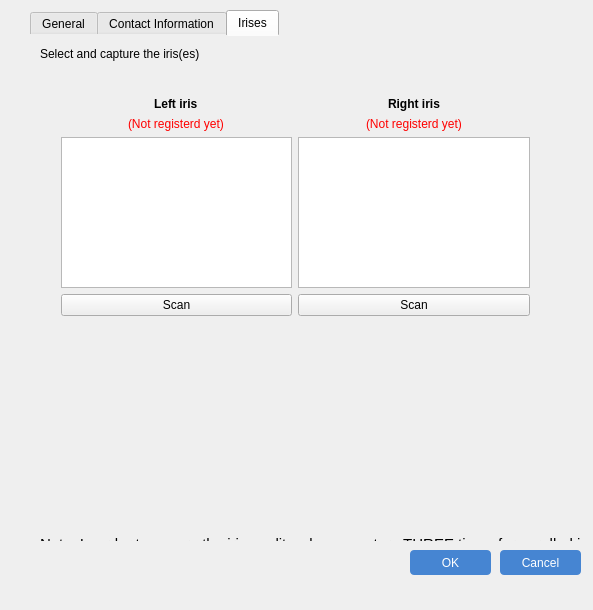
First picture: the form in ManageEmployee/DialogFormEmployee.ui, repository PeZoi/Manage_Employee_App, before the edit.
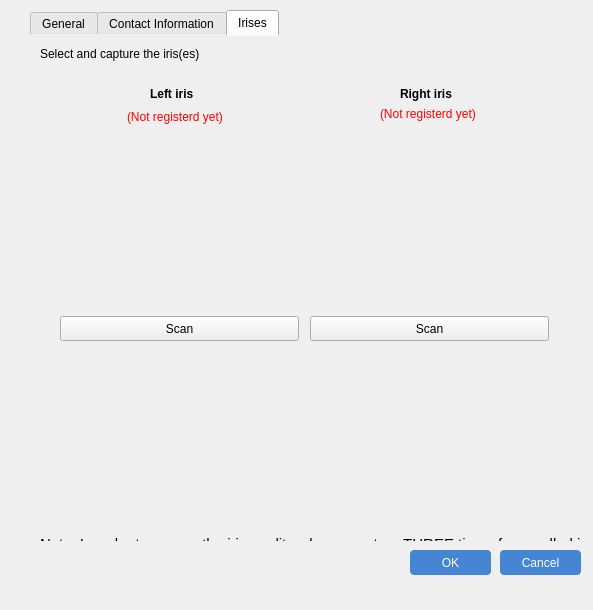
Second picture: the form after the edit. The open tabs and pages were chosen to show the change. Icons and pictures are not drawn.

```diff
--- a/ManageEmployee/DialogFormEmployee.ui
+++ b/ManageEmployee/DialogFormEmployee.ui
@@ -337,86 +337,6 @@
       <string>Select and capture the iris(es)</string>
      </property>
     </widget>
-    <widget class="QWidget" name="gridLayoutWidget">
-     <property name="geometry">
-      <rect>
-       <x>20</x>
-       <y>50</y>
-       <width>491</width>
-       <height>241</height>
-      </rect>
-     </property>
-     <layout class="QGridLayout" name="gridLayout">
-      <item row="0" column="1">
-       <layout class="QVBoxLayout" name="verticalLayout_4">
-        <item alignment="Qt::AlignHCenter|Qt::AlignTop">
-         <widget class="QLabel" name="label_17">
-          <property name="styleSheet">
-           <string notr="true">font-weight: bold;</string>
-          </property>
-          <property name="text">
-           <string>Right iris</string>
-          </property>
-         </widget>
-        </item>
-        <item alignment="Qt::AlignHCenter|Qt::AlignTop">
-         <widget class="QLabel" name="label_18">
-          <property name="styleSheet">
-           <string notr="true">color: red;</string>
-          </property>
-          <property name="text">
-           <string>(Not registerd yet)</string>
-          </property>
-         </widget>
-        </item>
-        <item>
-         <widget class="QGraphicsView" name="iri_right"/>
-        </item>
-        <item>
-         <widget class="QPushButton" name="scan_right">
-          <property name="text">
-           <string>Scan</string>
-          </property>
-         </widget>
-        </item>
-       </layout>
-      </item>
-      <item row="0" column="0">
-       <layout class="QVBoxLayout" name="verticalLayout_3">
-        <item alignment="Qt::AlignHCenter|Qt::AlignTop">
-         <widget class="QLabel" name="label_16">
-          <property name="styleSheet">
-           <string notr="true">font-weight: bold;</string>
-          </property>
-          <property name="text">
-           <string>Left iris</string>
-          </property>
-         </widget>
-        </item>
-        <item alignment="Qt::AlignHCenter|Qt::AlignTop">
-         <widget class="QLabel" name="label_15">
-          <property name="styleSheet">
-           <string notr="true">color: red;</string>
-          </property>
-          <property name="text">
-           <string>(Not registerd yet)</string>
-          </property>
-         </widget>
-        </item>
-        <item>
-         <widget class="QGraphicsView" name="iri_left"/>
-        </item>
-        <item>
-         <widget class="QPushButton" name="scan_left">
-          <property name="text">
-           <string>Scan</string>
-          </property>
-         </widget>
-        </item>
-       </layout>
-      </item>
-     </layout>
-    </widget>
     <widget class="QLabel" name="label_19">
      <property name="geometry">
       <rect>
@@ -433,6 +353,128 @@
       <string>Note: In order to ensure the iris quality, please capture THREE times for enrolled irises</string>
      </property>
     </widget>
+    <widget class="QLabel" name="label_23">
+     <property name="geometry">
+      <rect>
+       <x>97</x>
+       <y>73</y>
+       <width>105</width>
+       <height>16</height>
+      </rect>
+     </property>
+     <property name="styleSheet">
+      <string notr="true">color: red;</string>
+     </property>
+     <property name="text">
+      <string>(Not registerd yet)</string>
+     </property>
+    </widget>
+    <widget class="QLabel" name="label_22">
+     <property name="geometry">
+      <rect>
+       <x>120</x>
+       <y>50</y>
+       <width>49</width>
+       <height>16</height>
+      </rect>
+     </property>
+     <property name="styleSheet">
+      <string notr="true">font-weight: bold;</string>
+     </property>
+     <property name="text">
+      <string>Left iris</string>
+     </property>
+    </widget>
+    <widget class="QPushButton" name="scan_left">
+     <property name="geometry">
+      <rect>
+       <x>30</x>
+       <y>280</y>
+       <width>239</width>
+       <height>25</height>
+      </rect>
+     </property>
+     <property name="text">
+      <string>Scan</string>
+     </property>
+    </widget>
+    <widget class="QPushButton" name="scan_right">
+     <property name="geometry">
+      <rect>
+       <x>280</x>
+       <y>280</y>
+       <width>239</width>
+       <height>25</height>
+      </rect>
+     </property>
+     <property name="text">
+      <string>Scan</string>
+     </property>
+    </widget>
+    <widget class="QLabel" name="label_25">
+     <property name="geometry">
+      <rect>
+       <x>350</x>
+       <y>70</y>
+       <width>105</width>
+       <height>16</height>
+      </rect>
+     </property>
+     <property name="styleSheet">
+      <string notr="true">color: red;</string>
+     </property>
+     <property name="text">
+      <string>(Not registerd yet)</string>
+     </property>
+    </widget>
+    <widget class="QLabel" name="label_24">
+     <property name="geometry">
+      <rect>
+       <x>370</x>
+       <y>50</y>
+       <width>61</width>
+       <height>16</height>
+      </rect>
+     </property>
+     <property name="styleSheet">
+      <string notr="true">font-weight: bold;</string>
+     </property>
+     <property name="text">
+      <string>Right iris</string>
+     </property>
+    </widget>
+    <widget class="QLabel" name="iri_left">
+     <property name="geometry">
+      <rect>
+       <x>30</x>
+       <y>100</y>
+       <width>231</width>
+       <height>171</height>
+      </rect>
+     </property>
+     <property name="text">
+      <string/>
+     </property>
+     <property name="pixmap">
+      <pixmap>../icon/no-device.jpg</pixmap>
+     </property>
+    </widget>
+    <widget class="QLabel" name="iri_right">
+     <property name="geometry">
+      <rect>
+       <x>280</x>
+       <y>100</y>
+       <width>231</width>
+       <height>171</height>
+      </rect>
+     </property>
+     <property name="text">
+      <string/>
+     </property>
+     <property name="pixmap">
+      <pixmap>../icon/no-device.jpg</pixmap>
+     </property>
+    </widget>
    </widget>
   </widget>
   <widget class="QPushButton" name="submit">
```
Left out of the diff: 2 changed lines with no effect on the pictures.
